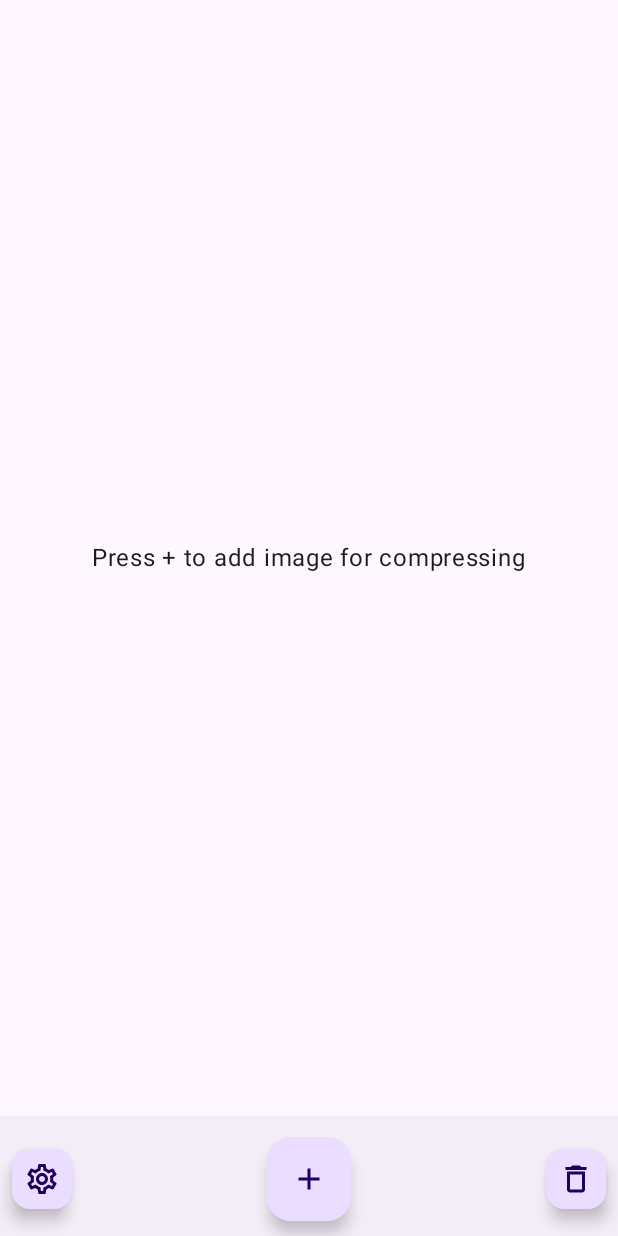
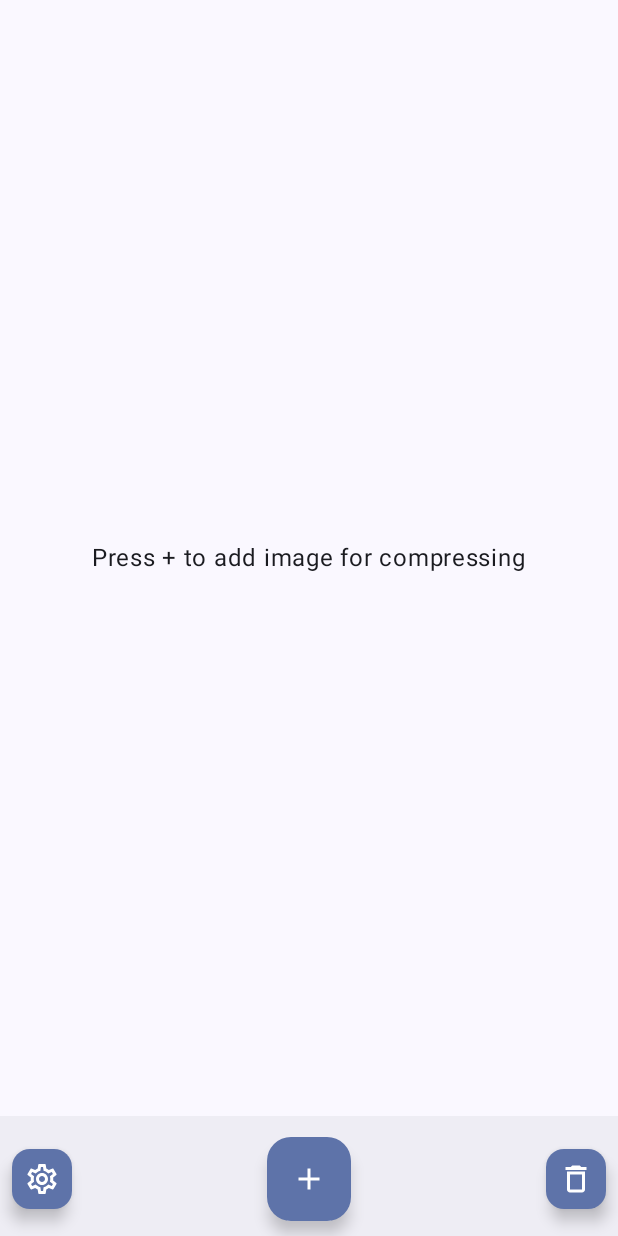
Before and after one commit to Nuclominus/ImForge, an Android app built with Jetpack Compose: the screen it shows after launch (MainActivity), on a phone screen of 412 x 824 dp. Run offline under Robolectric (Android 15) with nearby library versions, the phone set to English and light mode, and no system bars; our stand-ins replace Dagger/Hilt's generated code, Room's generated code; 2 statements that could not run were skipped.

Commit message:
Improved app theme

```diff
--- a/app/src/main/java/io/github/nuclominus/imforge/app/ui/theme/Color.kt
+++ b/app/src/main/java/io/github/nuclominus/imforge/app/ui/theme/Color.kt
@@ -2,6 +2,10 @@ package io.github.nuclominus.imforge.app.ui.theme
 
 import androidx.compose.ui.graphics.Color
 
+val Purple80 = Color(0xFFD0BCFF)
+val PurpleGrey80 = Color(0xFFCCC2DC)
+val Pink80 = Color(0xFFEFB8C8)
+
 val Purple40 = Color(0xFF6650a4)
 val PurpleGrey40 = Color(0xFF625b71)
 val Pink40 = Color(0xFF7D5260)
--- a/app/src/main/java/io/github/nuclominus/imforge/app/ui/theme/Theme.kt
+++ b/app/src/main/java/io/github/nuclominus/imforge/app/ui/theme/Theme.kt
@@ -1,27 +1,63 @@
 package io.github.nuclominus.imforge.app.ui.theme
 
+import android.app.Activity
+import android.os.Build
+import androidx.compose.foundation.isSystemInDarkTheme
 import androidx.compose.foundation.layout.Box
 import androidx.compose.foundation.layout.BoxScope
 import androidx.compose.foundation.layout.fillMaxSize
 import androidx.compose.foundation.layout.systemBarsPadding
 import androidx.compose.material3.MaterialTheme
+import androidx.compose.material3.darkColorScheme
+import androidx.compose.material3.dynamicDarkColorScheme
+import androidx.compose.material3.dynamicLightColorScheme
 import androidx.compose.material3.lightColorScheme
 import androidx.compose.runtime.Composable
+import androidx.compose.runtime.SideEffect
 import androidx.compose.ui.Modifier
+import androidx.compose.ui.graphics.toArgb
+import androidx.compose.ui.platform.LocalContext
+import androidx.compose.ui.platform.LocalView
+import androidx.core.view.WindowCompat
+
+private val DarkColorScheme = darkColorScheme(
+    primary = Purple80,
+    secondary = PurpleGrey80,
+    tertiary = Pink80
+)
 
 private val LightColorScheme = lightColorScheme(
     primary = Purple40,
     secondary = PurpleGrey40,
-    tertiary = Pink40
+    tertiary = Pink40,
 )
 
 @Composable
 fun ImageCompressorTheme(
+    darkTheme: Boolean = isSystemInDarkTheme(),
+    dynamicColor: Boolean = true,
     content: @Composable BoxScope.() -> Unit
 ) {
+    val colorScheme = when {
+        dynamicColor && Build.VERSION.SDK_INT >= Build.VERSION_CODES.S -> {
+            val context = LocalContext.current
+            if (darkTheme) dynamicDarkColorScheme(context) else dynamicLightColorScheme(context)
+        }
+
+        darkTheme -> DarkColorScheme
+        else -> LightColorScheme
+    }
+    val view = LocalView.current
+    if (!view.isInEditMode) {
+        SideEffect {
+            val window = (view.context as Activity).window
+            window.statusBarColor = colorScheme.primary.toArgb()
+            WindowCompat.getInsetsController(window, view).isAppearanceLightStatusBars = darkTheme
+        }
+    }
 
     MaterialTheme(
-        colorScheme = LightColorScheme,
+        colorScheme = colorScheme,
         typography = Typography,
         content = {
             Box(
```
